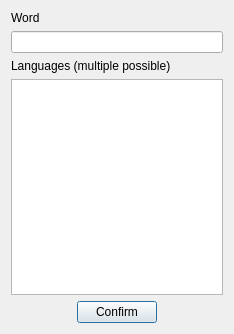
First picture: the form in ui/qtDesigner/addNewWordDialog.ui, repository DennisSentler/kwsCoach, before the edit.
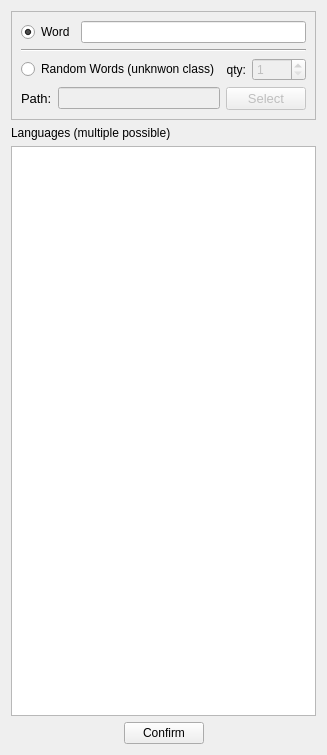
Second picture: the form after the edit.

Commit message: implemented random words synthesis

```diff
--- a/ui/qtDesigner/addNewWordDialog.ui
+++ b/ui/qtDesigner/addNewWordDialog.ui
@@ -6,35 +6,172 @@
    <rect>
     <x>0</x>
     <y>0</y>
-    <width>234</width>
-    <height>334</height>
+    <width>326</width>
+    <height>755</height>
    </rect>
   </property>
   <property name="windowTitle">
    <string>Add new word</string>
   </property>
-  <layout class="QGridLayout" name="gridLayout">
-   <item row="0" column="0">
-    <widget class="QLabel" name="label">
-     <property name="text">
-      <string>Word</string>
+  <layout class="QVBoxLayout" name="verticalLayout_2">
+   <item>
+    <widget class="QFrame" name="frame">
+     <property name="frameShape">
+      <enum>QFrame::StyledPanel</enum>
      </property>
+     <property name="frameShadow">
+      <enum>QFrame::Raised</enum>
+     </property>
+     <layout class="QVBoxLayout" name="verticalLayout">
+      <item>
+       <layout class="QHBoxLayout" name="horizontalLayout_3">
+        <item>
+         <widget class="QRadioButton" name="single_word_radioButton">
+          <property name="text">
+           <string>Word</string>
+          </property>
+          <property name="checked">
+           <bool>true</bool>
+          </property>
+         </widget>
+        </item>
+        <item>
+         <widget class="QLineEdit" name="new_word_textedit"/>
+        </item>
+       </layout>
+      </item>
+      <item>
+       <widget class="Line" name="line">
+        <property name="orientation">
+         <enum>Qt::Horizontal</enum>
+        </property>
+       </widget>
+      </item>
+      <item>
+       <layout class="QHBoxLayout" name="horizontalLayout_4">
+        <item>
+         <widget class="QRadioButton" name="random_word_radioButton">
+          <property name="toolTip">
+           <string>A new-line-separated list of different words. Without spaces. A word list with German words is provided in the project: &quot;dictionary/german.txt&quot;.</string>
+          </property>
+          <property name="text">
+           <string>Random Words (unknwon class)</string>
+          </property>
+         </widget>
+        </item>
+        <item>
+         <widget class="QLabel" name="label">
+          <property name="toolTip">
+           <string>A new-line-separated list of different words. Without spaces. A word list with German words is provided in the project: &quot;dictionary/german.txt&quot;.</string>
+          </property>
+          <property name="text">
+           <string>qty:</string>
+          </property>
+          <property name="alignment">
+           <set>Qt::AlignRight|Qt::AlignTrailing|Qt::AlignVCenter</set>
+          </property>
+         </widget>
+        </item>
+        <item>
+         <widget class="QSpinBox" name="random_word_quantity_dial">
+          <property name="enabled">
+           <bool>false</bool>
+          </property>
+          <property name="maximumSize">
+           <size>
+            <width>60</width>
+            <height>16777215</height>
+           </size>
+          </property>
+          <property name="toolTip">
+           <string>A new-line-separated list of different words. Without spaces. A word list with German words is provided in the project: &quot;dictionary/german.txt&quot;.</string>
+          </property>
+          <property name="minimum">
+           <number>1</number>
+          </property>
+          <property name="maximum">
+           <number>1000</number>
+          </property>
+         </widget>
+        </item>
+       </layout>
+      </item>
+      <item>
+       <layout class="QHBoxLayout" name="horizontalLayout_2">
+        <item>
+         <widget class="QLabel" name="path_text_5">
+          <property name="sizePolicy">
+           <sizepolicy hsizetype="Maximum" vsizetype="Preferred">
+            <horstretch>0</horstretch>
+            <verstretch>0</verstretch>
+           </sizepolicy>
+          </property>
+          <property name="minimumSize">
+           <size>
+            <width>0</width>
+            <height>0</height>
+           </size>
+          </property>
+          <property name="font">
+           <font>
+            <pointsize>10</pointsize>
+           </font>
+          </property>
+          <property name="toolTip">
+           <string>A new-line-separated list of different words. Without spaces. A word list with German words is provided in the project: &quot;dictionary/german.txt&quot;.</string>
+          </property>
+          <property name="text">
+           <string>Path:</string>
+          </property>
+         </widget>
+        </item>
+        <item>
+         <widget class="QLineEdit" name="wordlist_path_input">
+          <property name="enabled">
+           <bool>false</bool>
+          </property>
+          <property name="toolTip">
+           <string>A new-line-separated list of different words. Without spaces. A word list with German words is provided in the project: &quot;dictionary/german.txt&quot;.</string>
+          </property>
+          <property name="readOnly">
+           <bool>true</bool>
+          </property>
+         </widget>
+        </item>
+        <item>
+         <widget class="QPushButton" name="wordlist_path_select_button">
+          <property name="enabled">
+           <bool>false</bool>
+          </property>
+          <property name="font">
+           <font>
+            <pointsize>10</pointsize>
+           </font>
+          </property>
+          <property name="toolTip">
+           <string>A new-line-separated list of different words. Without spaces. A word list with German words is provided in the project: &quot;dictionary/german.txt&quot;.</string>
+          </property>
+          <property name="text">
+           <string>Select</string>
+          </property>
+         </widget>
+        </item>
+       </layout>
+      </item>
+     </layout>
     </widget>
    </item>
-   <item row="1" column="0">
-    <widget class="QLineEdit" name="new_word_textedit"/>
-   </item>
-   <item row="2" column="0">
+   <item>
     <widget class="QLabel" name="label_2">
      <property name="text">
       <string>Languages (multiple possible)</string>
      </property>
     </widget>
    </item>
-   <item row="3" column="0">
+   <item>
     <widget class="QListWidget" name="language_list_view"/>
    </item>
-   <item row="4" column="0">
+   <item>
     <layout class="QHBoxLayout" name="horizontalLayout">
      <item>
       <spacer name="horizontalSpacer">
```
Left out of the diff: 55 changed lines with no effect on the pictures. The commit also changes 11 other files.
